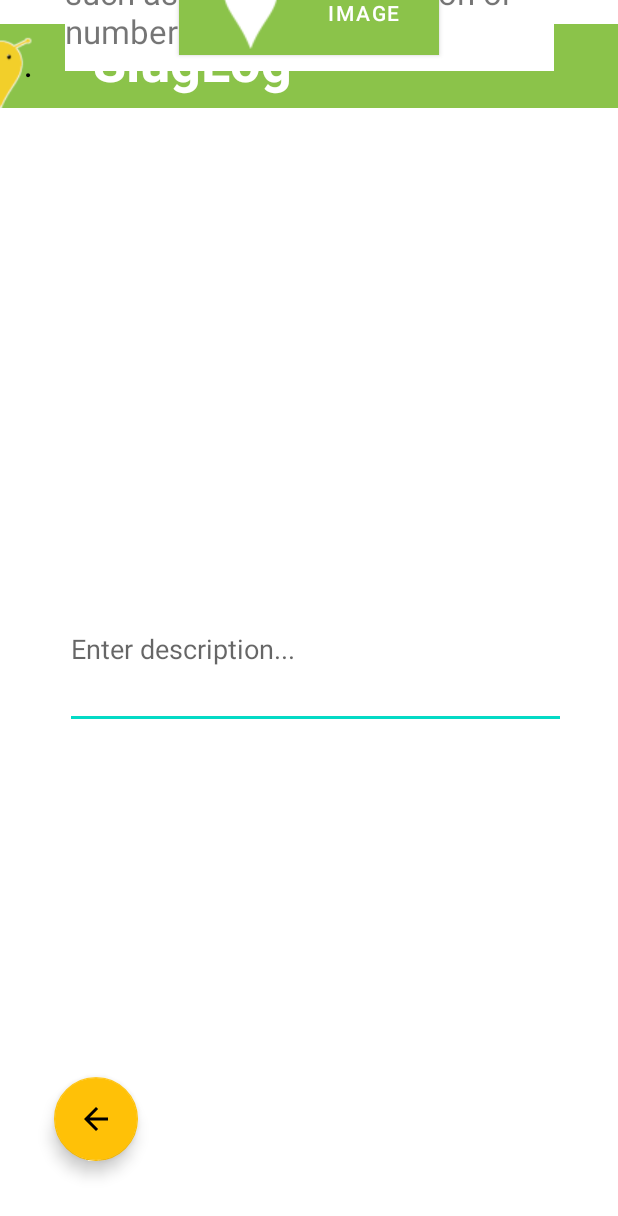
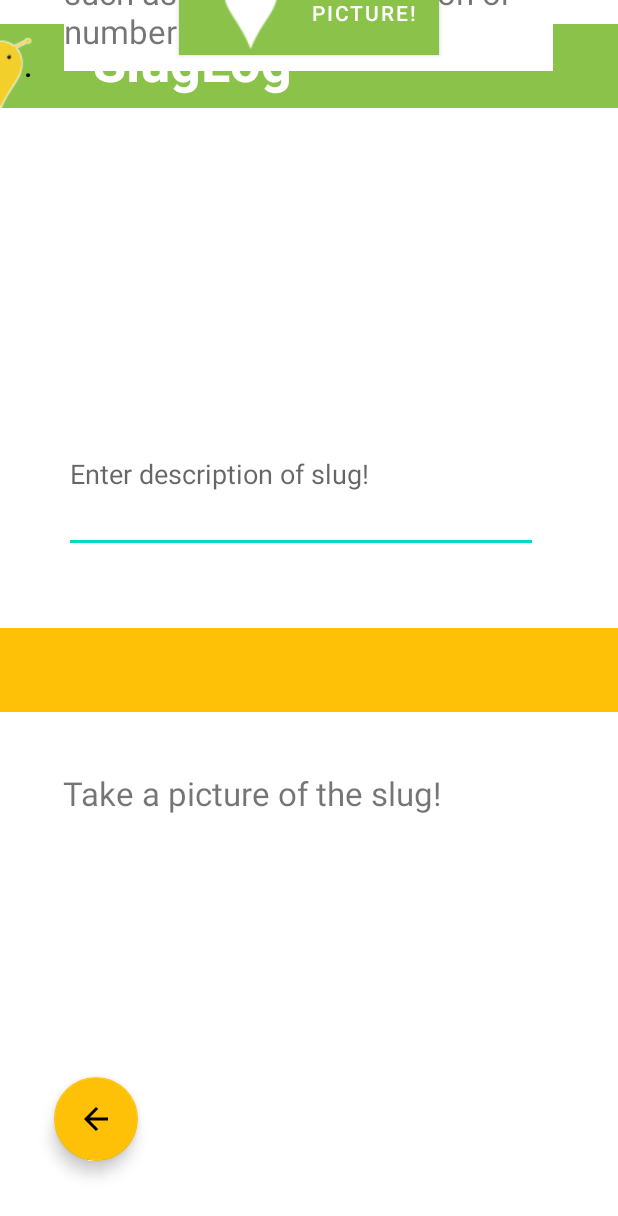
Before and after one commit to Clarencemeo/Slug, an Android app: the activity_uio screen opened directly, with no data from a screen before it, on a phone screen of 412 x 824 dp. Shown: the top 1216 px of the screen. Run offline under Robolectric (Android 15) with nearby library versions, the phone set to English and light mode, and no system bars.

Commit message:
Made some changes to design. Second screen is still undergoing some changes.

```diff
--- a/app/src/main/java/com/example/slug/firstscreen_activity.java
+++ b/app/src/main/java/com/example/slug/firstscreen_activity.java
@@ -254,7 +254,10 @@ public class firstscreen_activity extends AppCompatActivity implements OnMapRead
     }
 
     //this function is responsible for drawing the markers with images and putting
-    //the circluar borders. We should use this every time we place a new pin down.
+    //the circluar borders. We should use this every time we place a new pin down
+    //from the database. HOWEVER, we might abandon this function and just stick
+    //with the default slug pins since it is difficult to store images in a database.
+    //For now, I would ignore this function.
     private void drawMarker(LatLng location, Uri imageurl) {
         Target mTarget = new Target() {
             @Override
--- a/app/src/main/res/layout/activity_firstscreen_activity.xml
+++ b/app/src/main/res/layout/activity_firstscreen_activity.xml
@@ -129,6 +129,6 @@
         app:backgroundTint="#FFC107"
         app:layout_constraintBottom_toBottomOf="parent"
         app:layout_constraintStart_toStartOf="parent"
-        app:srcCompat="@android:drawable/ic_menu_mylocation" />
+        app:srcCompat="@drawable/home__1_" />
 
 </androidx.constraintlayout.widget.ConstraintLayout>
--- a/app/src/main/res/layout/activity_uio.xml
+++ b/app/src/main/res/layout/activity_uio.xml
@@ -30,6 +30,19 @@
         app:layout_constraintStart_toStartOf="parent"
         app:layout_constraintTop_toTopOf="parent"
         app:layout_constraintVertical_bias="0.0" />
+
+    <androidx.appcompat.widget.Toolbar
+        android:id="@+id/toolbar5"
+        android:layout_width="match_parent"
+        android:layout_height="wrap_content"
+        android:background="#FFC107"
+        android:minHeight="?attr/actionBarSize"
+        app:layout_constraintBottom_toBottomOf="parent"
+        app:layout_constraintEnd_toEndOf="parent"
+        app:layout_constraintHorizontal_bias="0.0"
+        app:layout_constraintStart_toStartOf="parent"
+        app:layout_constraintTop_toTopOf="parent"
+        app:layout_constraintVertical_bias="0.545" />
 
     <com.google.android.material.floatingactionbutton.FloatingActionButton
         android:id="@+id/backScreen"
@@ -88,17 +101,17 @@
 
     <com.google.android.material.textfield.TextInputEditText
         android:id="@+id/textInputEditText"
-        android:layout_width="334dp"
-        android:layout_height="106dp"
+        android:layout_width="316dp"
+        android:layout_height="105dp"
         android:hint="@string/EnterDesc"
         android:maxLength="175"
         android:maxLines="5"
         app:layout_constraintBottom_toBottomOf="parent"
         app:layout_constraintEnd_toEndOf="parent"
-        app:layout_constraintHorizontal_bias="0.558"
+        app:layout_constraintHorizontal_bias="0.442"
         app:layout_constraintStart_toStartOf="parent"
         app:layout_constraintTop_toTopOf="parent"
-        app:layout_constraintVertical_bias="0.529" />
+        app:layout_constraintVertical_bias="0.366" />
 
     <Button
         android:id="@+id/buttonimage"
@@ -136,8 +149,21 @@
         android:textSize="22sp"
         app:layout_constraintBottom_toBottomOf="@+id/include"
         app:layout_constraintEnd_toEndOf="parent"
-        app:layout_constraintHorizontal_bias="0.505"
+        app:layout_constraintHorizontal_bias="0.494"
         app:layout_constraintStart_toStartOf="parent"
         app:layout_constraintTop_toTopOf="@+id/include"
-        app:layout_constraintVertical_bias="0.273" />
+        app:layout_constraintVertical_bias="0.167" />
+
+    <TextView
+        android:id="@+id/textView7"
+        android:layout_width="wrap_content"
+        android:layout_height="wrap_content"
+        android:text="Take a picture of the slug!"
+        android:textSize="22sp"
+        app:layout_constraintBottom_toBottomOf="parent"
+        app:layout_constraintEnd_toEndOf="parent"
+        app:layout_constraintHorizontal_bias="0.264"
+        app:layout_constraintStart_toStartOf="parent"
+        app:layout_constraintTop_toTopOf="@+id/include"
+        app:layout_constraintVertical_bias="0.647" />
 </androidx.constraintlayout.widget.ConstraintLayout>
--- a/app/src/main/res/values/strings.xml
+++ b/app/src/main/res/values/strings.xml
@@ -11,8 +11,8 @@
 
     <!-- Below are strings used in the layouts. -->
     <string name="SlugLog">SlugLog</string>
-    <string name="EnterDesc">Enter description...</string>
-    <string name="UploadImage">Upload Image</string>
+    <string name="EnterDesc">Enter description of slug!</string>
+    <string name="UploadImage">Take Picture!</string>
     <string name="maps_api_key">AIzaSyDTCkO4DVRPmkASaze3rWIkdT4sW0MNqWM</string>
     <string name="title_activity_firstscreen_activity">firstscreen_activity</string>
     <string name="Confirm">Confirm</string>
```
Also changed, not shown: app/src/main/res/drawable/home__1_.png (added).
